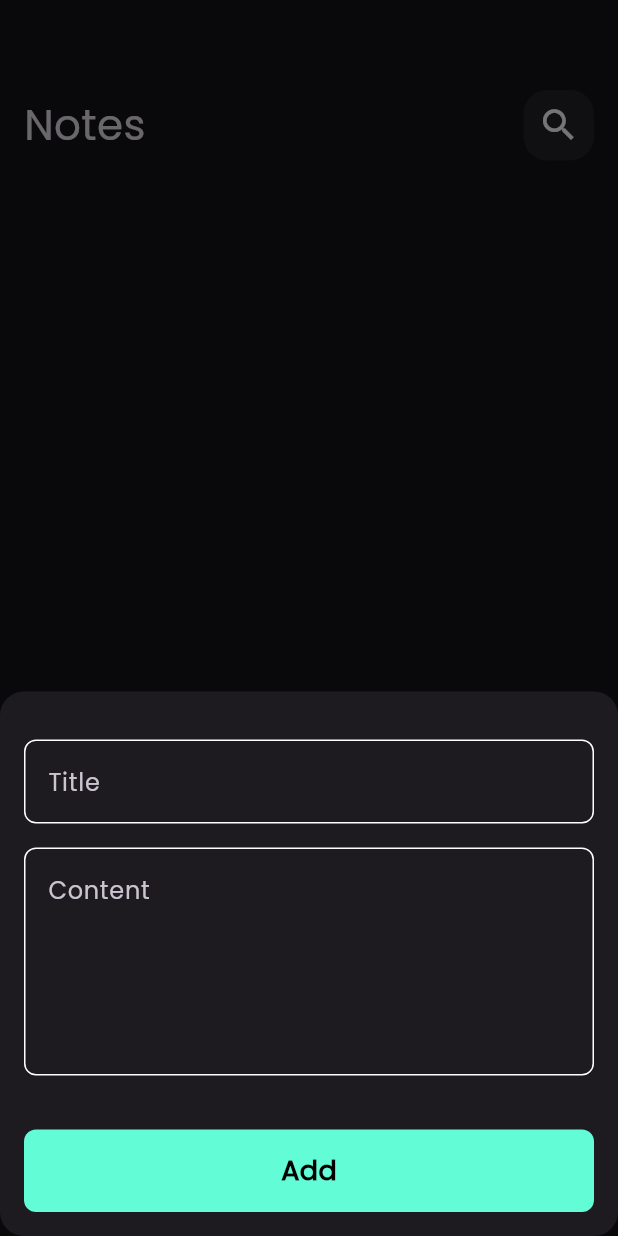
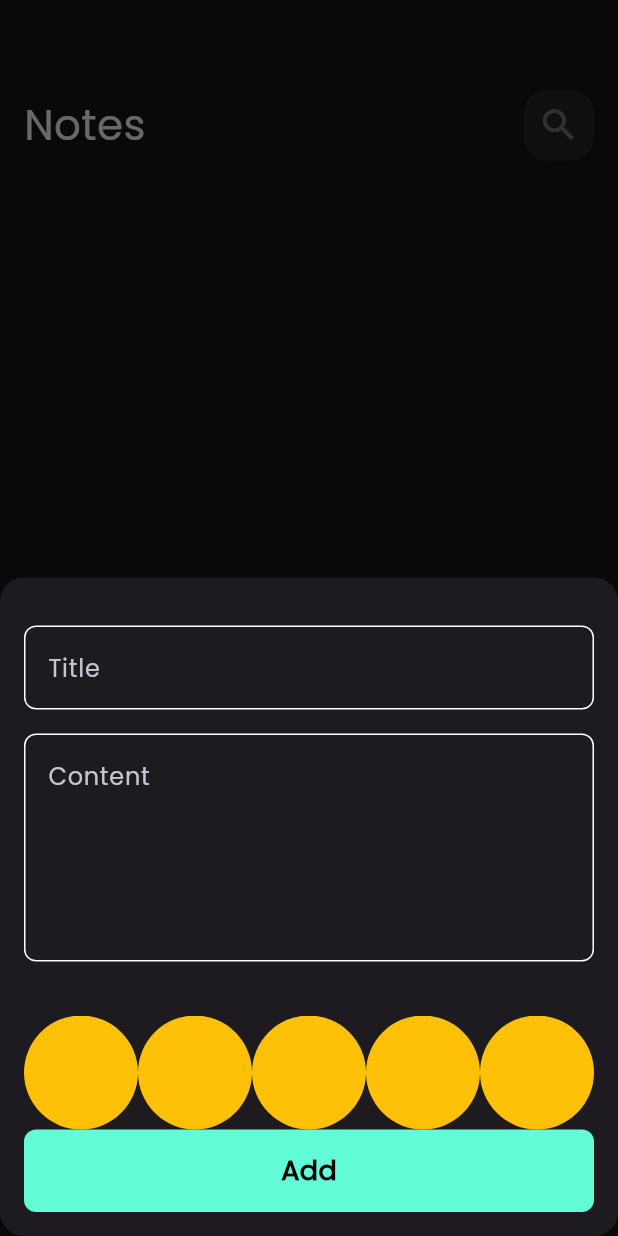
Before and after one commit to Ibrahim8545/NotesApp, a Flutter app: the screen it shows after launch, after a tap on the "add" icon, on a phone screen of 412 x 824 dp. Run offline on Flutter 3.47's test engine with Material 3 defaults, Android fonts, the phone set to English and light mode, and no system bars; our stand-ins replace bloc, flutter_bloc, font_awesome_flutter, hive, hive_flutter, modal_progress_hud_nsn and 1 more; missing offline and left inert: dart:ffi; accounts and stored records are empty.

Commit message:
add edit note and create color list view part 1

```diff
--- a/lib/widget/add_note_form.dart
+++ b/lib/widget/add_note_form.dart
@@ -5,6 +5,7 @@ import 'package:intl/intl.dart';
 
 import 'package:notesapp/cubits/add_note_cubit/notes_cubit.dart';
 import 'package:notesapp/note/note_model.dart';
+import 'package:notesapp/widget/colors_list_view.dart';
 import 'package:notesapp/widget/custom_button.dart';
 import 'package:notesapp/widget/cutsom_text_field.dart';
 // ignore: depend_on_referenced_packages
@@ -54,6 +55,10 @@ class _AddNoteFormState extends State<AddNoteForm> {
           const SizedBox(
             height: 36,
           ),
+         ColorListView(),
+
+
+
           BlocBuilder<AddNotesCubit, AddNotesState>(
             builder: (context, state) {
               return CustomButton(
--- /dev/null
+++ b/lib/widget/colors_list_view.dart
@@ -0,0 +1,32 @@
+import 'package:flutter/material.dart';
+
+class ColorItem extends StatelessWidget {
+  const ColorItem({super.key});
+
+  @override
+  Widget build(BuildContext context) {
+    return const  CircleAvatar
+    (
+      radius: 38,
+      backgroundColor: Colors.amber,
+    );
+  }
+}
+
+class ColorListView extends StatelessWidget {
+  const ColorListView ({super.key});
+
+  @override
+  Widget build(BuildContext context) {
+    return SizedBox(
+      height: 38*2,
+      child: ListView.builder(
+        itemCount: 10,
+        scrollDirection: Axis.horizontal,
+        itemBuilder:((context, index) {
+          return ColorItem();
+        })
+        ),
+    );
+  }
+}
--- a/lib/widget/custom_appbar.dart
+++ b/lib/widget/custom_appbar.dart
@@ -2,12 +2,14 @@ import 'package:flutter/material.dart';
 import 'package:notesapp/widget/custom_serach_icon.dart';
 
 class CustomAppBar extends StatelessWidget {
-  const CustomAppBar({super.key, required this.title, required this.icon});
+  const CustomAppBar({super.key, required this.title, required this.icon, this.onPressed, });
 final String title;
 final IconData icon;
+ final void Function()? onPressed;
   @override
   Widget build(BuildContext context) {
     return  Row(
+      mainAxisAlignment: MainAxisAlignment.spaceBetween,
       children: [
         Text(
           title,
@@ -15,8 +17,9 @@ final IconData icon;
             fontSize: 28,
           ),
         ),
-        const Spacer(),
+
         CustomIcon(
+         onPressed: onPressed,
           icon: icon,
         )
       ],
--- a/lib/widget/custom_note_item.dart
+++ b/lib/widget/custom_note_item.dart
@@ -18,7 +18,9 @@ final NotesModel note;
         Navigator.push(context, MaterialPageRoute(
           builder:(context)
           {
-            return const  EditNoteView();
+            return   EditNoteView(
+              note: note,
+            );
           }
           ));
       },
--- a/lib/widget/custom_serach_icon.dart
+++ b/lib/widget/custom_serach_icon.dart
@@ -1,8 +1,9 @@
 import 'package:flutter/material.dart';
 
 class CustomIcon extends StatelessWidget {
-  const CustomIcon({super.key, required this.icon});
+  const CustomIcon({super.key, required this.icon, this.onPressed});
 final IconData icon;
+final void Function()? onPressed;
   @override
   Widget build(BuildContext context) {
     return  Container(
@@ -14,8 +15,12 @@ final IconData icon;
 
 
       ),
-      child:  Icon(
-        icon,size: 28,
+      child:IconButton(
+      onPressed:onPressed ,
+        icon:Icon(
+          icon, size: 28,
+          ),
+
         ),
     );
   }
--- a/lib/widget/cutsom_text_field.dart
+++ b/lib/widget/cutsom_text_field.dart
@@ -2,16 +2,18 @@ import 'package:flutter/material.dart';
 import 'package:notesapp/widget/constants.dart';
 
 class CustomTextField extends StatelessWidget {
-  const CustomTextField({Key? key, required this.hint, this.maxLines = 1,this .onSaved})
+  const CustomTextField({Key? key, required this.hint, this.maxLines = 1,this .onSaved, this.onChanged})
       : super(key: key);
 
   final String hint;
   final int maxLines;
   final void Function(String?)? onSaved;
+  final void Function(String)? onChanged;
 
   @override
   Widget build(BuildContext context) {
     return TextFormField(
+      onChanged:onChanged ,
       onSaved: onSaved,
       validator: (value)
       {
```
Also changed, not shown: lib/views/edit_note_view.dart (+7 -3 lines), lib/widget/edit_view_body.dart (+49 -8 lines).
